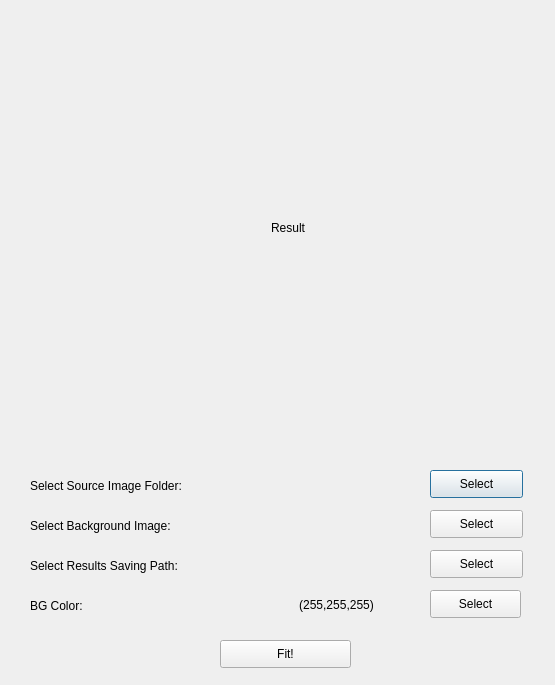
Above: QtUI/fitBackground.ui from marc0cheung/ImageCap before the change. Below: the same form after it.
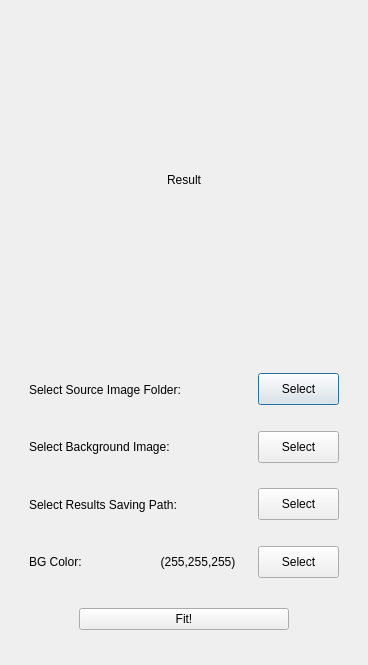
That is the form after the change.

The edit to the form file:
```diff
--- a/QtUI/fitBackground.ui
+++ b/QtUI/fitBackground.ui
@@ -6,21 +6,24 @@
    <rect>
     <x>0</x>
     <y>0</y>
-    <width>555</width>
-    <height>685</height>
+    <width>368</width>
+    <height>665</height>
    </rect>
   </property>
   <property name="windowTitle">
    <string>Fit Background without changing ratio</string>
   </property>
+  <layout class="QVBoxLayout" name="verticalLayout_3">
+   <item>
+    <widget class="QWidget" name="widget_6" native="true">
+     <layout class="QVBoxLayout" name="verticalLayout">
+      <item>
   <widget class="QLabel" name="result_label">
-   <property name="geometry">
-    <rect>
-     <x>80</x>
-     <y>20</y>
-     <width>416</width>
-     <height>416</height>
-    </rect>
+        <property name="minimumSize">
+         <size>
+          <width>320</width>
+          <height>320</height>
+         </size>
    </property>
    <property name="autoFillBackground">
     <bool>true</bool>
@@ -32,132 +35,121 @@
     <set>Qt::AlignCenter</set>
    </property>
   </widget>
-  <widget class="QLabel" name="bg_label">
-   <property name="geometry">
-    <rect>
-     <x>30</x>
-     <y>510</y>
-     <width>381</width>
-     <height>31</height>
-    </rect>
-   </property>
-   <property name="text">
-    <string>Select Background Image:</string>
-   </property>
-  </widget>
+      </item>
+     </layout>
+    </widget>
+   </item>
+   <item>
+    <widget class="QWidget" name="widget_7" native="true">
+     <layout class="QVBoxLayout" name="verticalLayout_2">
+      <item>
+       <widget class="QWidget" name="widget" native="true">
+        <layout class="QHBoxLayout" name="horizontalLayout">
+         <item>
   <widget class="QLabel" name="source_label">
-   <property name="geometry">
-    <rect>
-     <x>30</x>
-     <y>470</y>
-     <width>381</width>
-     <height>31</height>
-    </rect>
-   </property>
    <property name="text">
     <string>Select Source Image Folder:</string>
    </property>
   </widget>
+         </item>
+         <item>
   <widget class="QPushButton" name="source_btn">
-   <property name="geometry">
-    <rect>
-     <x>430</x>
-     <y>470</y>
-     <width>93</width>
-     <height>28</height>
-    </rect>
+           <property name="minimumSize">
+            <size>
+             <width>81</width>
+             <height>32</height>
+            </size>
+           </property>
+           <property name="maximumSize">
+            <size>
+             <width>81</width>
+             <height>32</height>
+            </size>
    </property>
    <property name="text">
     <string>Select</string>
    </property>
   </widget>
+         </item>
+        </layout>
+       </widget>
+      </item>
+      <item>
+       <widget class="QWidget" name="widget_2" native="true">
+        <layout class="QHBoxLayout" name="horizontalLayout_2">
+         <item>
+          <widget class="QLabel" name="bg_label">
+           <property name="text">
+            <string>Select Background Image:</string>
+           </property>
+          </widget>
+         </item>
+         <item>
   <widget class="QPushButton" name="bg_btn">
-   <property name="geometry">
-    <rect>
-     <x>430</x>
-     <y>510</y>
-     <width>93</width>
-     <height>28</height>
-    </rect>
-   </property>
-   <property name="text">
-    <string>Select</string>
-   </property>
-  </widget>
-  <widget class="QPushButton" name="fit_btn">
-   <property name="geometry">
-    <rect>
-     <x>220</x>
-     <y>640</y>
-     <width>131</width>
-     <height>28</height>
-    </rect>
-   </property>
+           <property name="minimumSize">
+            <size>
+             <width>81</width>
+             <height>32</height>
+            </size>
+           </property>
+           <property name="maximumSize">
+            <size>
+             <width>81</width>
+             <height>32</height>
+            </size>
+           </property>
    <property name="text">
-    <string>Fit!</string>
-   </property>
-  </widget>
-  <widget class="QLabel" name="color_label">
-   <property name="geometry">
-    <rect>
-     <x>30</x>
-     <y>590</y>
-     <width>201</width>
-     <height>31</height>
-    </rect>
-   </property>
-   <property name="text">
-    <string>BG Color:</string>
-   </property>
-  </widget>
-  <widget class="QPushButton" name="savepath_btn">
-   <property name="geometry">
-    <rect>
-     <x>430</x>
-     <y>550</y>
-     <width>93</width>
-     <height>28</height>
-    </rect>
-   </property>
-   <property name="text">
     <string>Select</string>
    </property>
   </widget>
+         </item>
+        </layout>
+       </widget>
+      </item>
+      <item>
+       <widget class="QWidget" name="widget_3" native="true">
+        <layout class="QHBoxLayout" name="horizontalLayout_3">
+         <item>
   <widget class="QLabel" name="savepath_label">
-   <property name="geometry">
-    <rect>
-     <x>30</x>
-     <y>550</y>
-     <width>381</width>
-     <height>31</height>
-    </rect>
-   </property>
    <property name="text">
     <string>Select Results Saving Path:</string>
    </property>
   </widget>
-  <widget class="QPushButton" name="colorDialogBtn">
-   <property name="geometry">
-    <rect>
-     <x>430</x>
-     <y>590</y>
-     <width>91</width>
-     <height>28</height>
-    </rect>
+         </item>
+         <item>
+          <widget class="QPushButton" name="savepath_btn">
+           <property name="minimumSize">
+            <size>
+             <width>81</width>
+             <height>32</height>
+            </size>
+           </property>
+           <property name="maximumSize">
+            <size>
+             <width>81</width>
+             <height>32</height>
+            </size>
    </property>
    <property name="text">
     <string>Select</string>
    </property>
   </widget>
+         </item>
+        </layout>
+       </widget>
+      </item>
+      <item>
+       <widget class="QWidget" name="widget_4" native="true">
+        <layout class="QHBoxLayout" name="horizontalLayout_4">
+         <item>
+          <widget class="QLabel" name="color_label">
+           <property name="text">
+            <string>BG Color:</string>
+           </property>
+          </widget>
+         </item>
+         <item>
   <widget class="QLabel" name="colorRGBLabel">
-   <property name="geometry">
-    <rect>
-     <x>261</x>
-     <y>594</y>
-     <width>151</width>
-     <height>21</height>
-    </rect>
-   </property>
    <property name="autoFillBackground">
     <bool>true</bool>
    </property>
@@ -168,6 +160,78 @@
     <set>Qt::AlignCenter</set>
    </property>
   </widget>
+         </item>
+         <item>
+          <widget class="QPushButton" name="colorDialogBtn">
+           <property name="minimumSize">
+            <size>
+             <width>81</width>
+             <height>32</height>
+            </size>
+           </property>
+           <property name="maximumSize">
+            <size>
+             <width>81</width>
+             <height>32</height>
+            </size>
+           </property>
+           <property name="text">
+            <string>Select</string>
+           </property>
+          </widget>
+         </item>
+        </layout>
+       </widget>
+      </item>
+      <item>
+       <widget class="QWidget" name="widget_5" native="true">
+        <layout class="QHBoxLayout" name="horizontalLayout_5">
+         <item>
+          <spacer name="horizontalSpacer">
+           <property name="orientation">
+            <enum>Qt::Horizontal</enum>
+           </property>
+           <property name="sizeType">
+            <enum>QSizePolicy::Fixed</enum>
+           </property>
+           <property name="sizeHint" stdset="0">
+            <size>
+             <width>50</width>
+             <height>20</height>
+            </size>
+           </property>
+          </spacer>
+         </item>
+         <item>
+          <widget class="QPushButton" name="fit_btn">
+           <property name="text">
+            <string>Fit!</string>
+           </property>
+          </widget>
+         </item>
+         <item>
+          <spacer name="horizontalSpacer_2">
+           <property name="orientation">
+            <enum>Qt::Horizontal</enum>
+           </property>
+           <property name="sizeType">
+            <enum>QSizePolicy::Fixed</enum>
+           </property>
+           <property name="sizeHint" stdset="0">
+            <size>
+             <width>50</width>
+             <height>20</height>
+            </size>
+           </property>
+          </spacer>
+         </item>
+        </layout>
+       </widget>
+      </item>
+     </layout>
+    </widget>
+   </item>
+  </layout>
  </widget>
  <resources/>
  <connections/>
```
Lines whose indentation alone changed are shown as unchanged.
